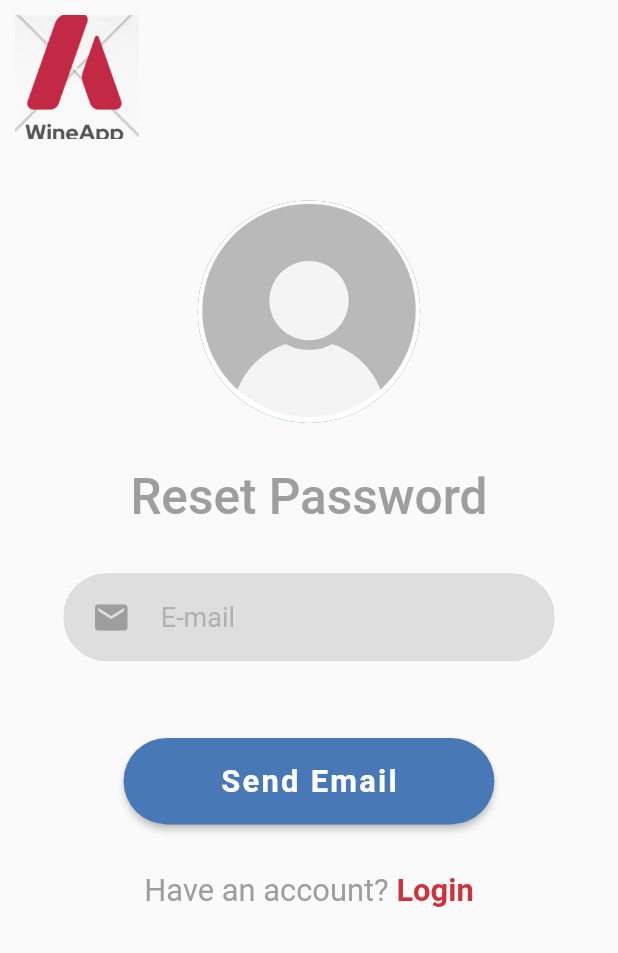
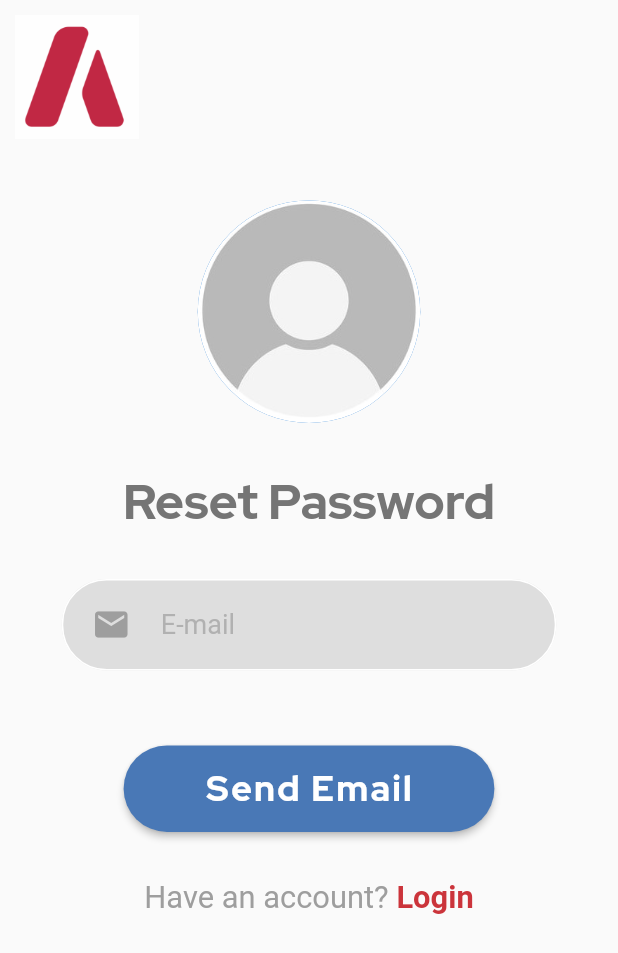
Before and after one commit to deswardtelbie/Wine_App, a Flutter app: the screen it shows after launch, after a tap on "Forgot your password?", on a phone screen of 412 x 824 dp. Shown: the top 953 px of the screen. Run offline on Flutter 3.47's test engine with Material 2 defaults, Android fonts, the phone set to English and light mode, and no system bars; our stand-ins replace firebase_auth, firebase_core, font_awesome_flutter, shared_preferences; accounts and stored records are empty; Roboto replaces fonts that are missing (OpenSans).

Commit message:
Get Styling Right

```diff
--- a/lib/components/filled_rounded_button.dart
+++ b/lib/components/filled_rounded_button.dart
@@ -52,9 +52,9 @@ class FilledRoundedButton extends StatelessWidget {
             letterSpacing: 1.5,
             // Design differences implemented
             fontFamily: applyFont ? 'Montserrat' : null,
-            fontWeight: FontWeight.w600,
+            fontWeight: FontWeight.bold,
             // Design differences implemented
-            fontSize: applyFont ? 15 : MediaQuery.of(context).size.height / 40,
+            fontSize: applyFont ? 15 : MediaQuery.of(context).size.height / 35,
           ),
         ),
       ),
--- a/lib/main.dart
+++ b/lib/main.dart
@@ -19,6 +19,8 @@ class MyApp extends StatelessWidget {
     return MaterialApp(
       title: 'Flutter Demo',
       theme: ThemeData(
+        fontFamily: 'Red Hat Display',
+
         colorScheme: const ColorScheme(
           primary: Color(0xFFCB343B), // focus
           onPrimary: Colors.white,
--- a/lib/screens/forgot_password_screen.dart
+++ b/lib/screens/forgot_password_screen.dart
@@ -67,7 +67,7 @@ class ForgotPasswordScreenState extends State<ForgotPasswordScreen> {
                   child: Row(
                     children: [
                       Image.asset(
-                        'assets/Wine_App_Logo.jpg',
+                        'assets/Logo.png',
                         width: MediaQuery.of(context).size.height * 0.1,
                         height: MediaQuery.of(context).size.height * 0.1,
                         fit: BoxFit.cover,
@@ -98,8 +98,8 @@ class ForgotPasswordScreenState extends State<ForgotPasswordScreen> {
                           style: TextStyle(
                             // fontFamily: 'Montserrat',
                             fontSize: MediaQuery.of(context).size.height / 25,
-                            fontWeight: FontWeight.w500,
-                            color: Colors.grey,
+                            fontWeight: FontWeight.bold,
+                            color: Colors.grey[600],
                           ),
                         ),
                       ),
--- a/lib/screens/login_page.dart
+++ b/lib/screens/login_page.dart
@@ -91,7 +91,7 @@ class LoginScreenState extends State<LoginScreen> {
                   child: Row(
                     children: [
                       Image.asset(
-                        'assets/Wine_App_Logo.jpg',
+                        'assets/Logo.png',
                         width: MediaQuery.of(context).size.height * 0.1,
                         height: MediaQuery.of(context).size.height * 0.1,
                         fit: BoxFit.cover,
@@ -122,8 +122,8 @@ class LoginScreenState extends State<LoginScreen> {
                           style: TextStyle(
                             // fontFamily: 'Montserrat',
                             fontSize: MediaQuery.of(context).size.height / 25,
-                            fontWeight: FontWeight.w500,
-                            color: Colors.grey,
+                            fontWeight: FontWeight.bold,
+                            color: Colors.grey[600],
                           ),
                         ),
                       ),
@@ -238,9 +238,10 @@ class LoginScreenState extends State<LoginScreen> {
                         child: Text(
                           'Forgot your password?',
                           style: TextStyle(
-                              color: Colors.grey,
+                              color: Colors.grey[600],
                               fontSize:
-                                  MediaQuery.of(context).size.height / 40),
+                                  MediaQuery.of(context).size.height / 40,
+                          fontWeight: FontWeight.bold),
                         ),
                         onPressed: () {
                           Navigator.push(
@@ -280,7 +281,7 @@ class LoginScreenState extends State<LoginScreen> {
                             TextSpan(
                               text: 'Don\'t have an account?',
                               style: TextStyle(
-                                color: Colors.grey,
+                                color: Colors.grey[600],
                                 fontSize:
                                     MediaQuery.of(context).size.height / 40,
                                 fontWeight: FontWeight.w400,
--- a/lib/screens/sign_up_screen.dart
+++ b/lib/screens/sign_up_screen.dart
@@ -71,7 +71,7 @@ class SignUpScreenState extends State<SignUpScreen> {
                   child: Row(
                     children: [
                       Image.asset(
-                        'assets/Wine_App_Logo.jpg',
+                        'assets/Logo.png',
                         width: MediaQuery.of(context).size.height * 0.1,
                         height: MediaQuery.of(context).size.height * 0.1,
                         fit: BoxFit.cover,
@@ -100,10 +100,9 @@ class SignUpScreenState extends State<SignUpScreen> {
                         child: Text(
                           'Sign Up',
                           style: TextStyle(
-                            // fontFamily: 'Montserrat',
                             fontSize: MediaQuery.of(context).size.height / 25,
-                            fontWeight: FontWeight.w500,
-                            color: Colors.grey,
+                            fontWeight: FontWeight.bold,
+                            color: Colors.grey[600],
                           ),
                         ),
                       ),
@@ -282,7 +281,7 @@ class SignUpScreenState extends State<SignUpScreen> {
                             TextSpan(
                               text: 'Have an account?',
                               style: TextStyle(
-                                color: Colors.grey,
+                                color: Colors.grey[600],
                                 fontSize:
                                 MediaQuery.of(context).size.height / 40,
                                 fontWeight: FontWeight.w400,
```
Also changed, not shown: pubspec.yaml (+4 -6 lines), assets/Logo.png (added), fonts/RedHatDisplay-VariableFont_wght.ttf (added).
